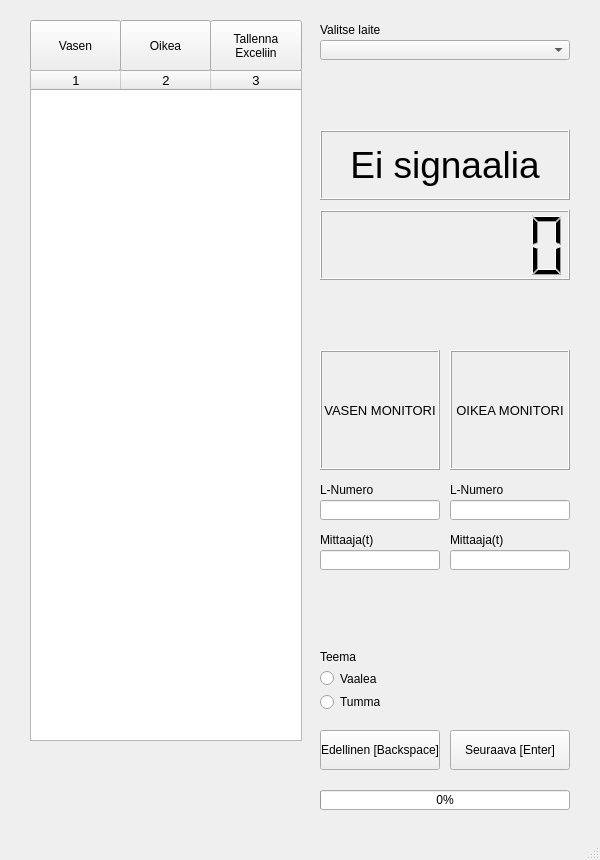
Old version of the form ui.ui in the repository cyanidesayonara/monitorimittari.
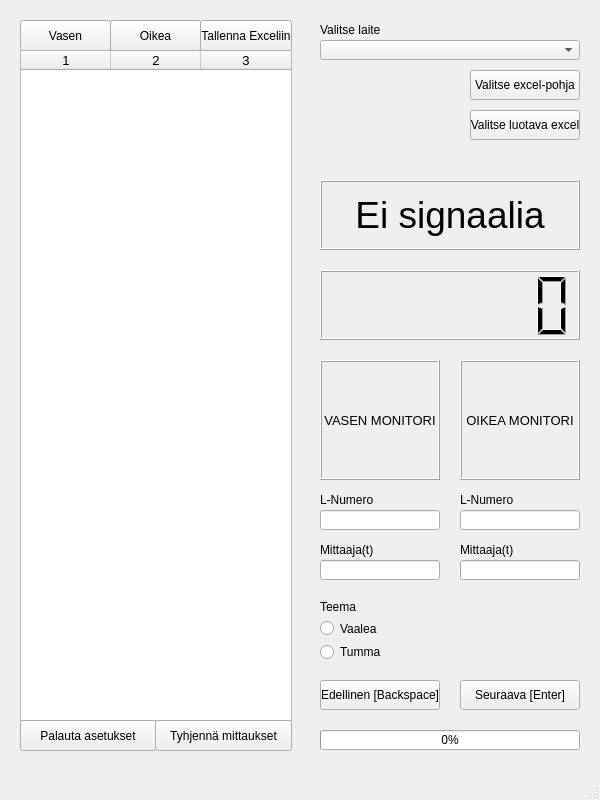
New version of the form.

Commit message: add save/restore config & config options

```diff
--- a/ui.ui
+++ b/ui.ui
@@ -7,7 +7,7 @@
     <x>0</x>
     <y>0</y>
     <width>600</width>
-    <height>860</height>
+    <height>800</height>
    </rect>
   </property>
   <property name="windowTitle">
@@ -18,9 +18,9 @@
     <property name="geometry">
      <rect>
       <x>320</x>
-      <y>730</y>
+      <y>680</y>
       <width>120</width>
-      <height>40</height>
+      <height>30</height>
      </rect>
     </property>
     <property name="text">
@@ -30,10 +30,10 @@
    <widget class="QPushButton" name="forwardButton">
     <property name="geometry">
      <rect>
-      <x>450</x>
-      <y>730</y>
+      <x>460</x>
+      <y>680</y>
       <width>120</width>
-      <height>40</height>
+      <height>30</height>
      </rect>
     </property>
     <property name="text">
@@ -45,7 +45,7 @@
      <rect>
       <x>320</x>
       <y>40</y>
-      <width>250</width>
+      <width>260</width>
       <height>20</height>
      </rect>
     </property>
@@ -67,8 +67,8 @@
     <property name="geometry">
      <rect>
       <x>320</x>
-      <y>210</y>
-      <width>250</width>
+      <y>270</y>
+      <width>260</width>
       <height>70</height>
      </rect>
     </property>
@@ -89,8 +89,8 @@
     <property name="geometry">
      <rect>
       <x>320</x>
-      <y>130</y>
-      <width>250</width>
+      <y>180</y>
+      <width>260</width>
       <height>70</height>
      </rect>
     </property>
@@ -115,8 +115,8 @@
    <widget class="QTableWidget" name="rightTableWidget">
     <property name="geometry">
      <rect>
-      <x>30</x>
-      <y>70</y>
+      <x>20</x>
+      <y>50</y>
       <width>272</width>
       <height>671</height>
      </rect>
@@ -167,7 +167,7 @@
     <property name="geometry">
      <rect>
       <x>320</x>
-      <y>500</y>
+      <y>510</y>
       <width>120</width>
       <height>20</height>
      </rect>
@@ -176,8 +176,8 @@
    <widget class="QLineEdit" name="rightLNumberInput">
     <property name="geometry">
      <rect>
-      <x>450</x>
-      <y>500</y>
+      <x>460</x>
+      <y>510</y>
       <width>120</width>
       <height>20</height>
      </rect>
@@ -187,7 +187,7 @@
     <property name="geometry">
      <rect>
       <x>320</x>
-      <y>350</y>
+      <y>360</y>
       <width>120</width>
       <height>120</height>
      </rect>
@@ -213,8 +213,8 @@
    <widget class="QLabel" name="rightMonitorLabel">
     <property name="geometry">
      <rect>
-      <x>450</x>
-      <y>350</y>
+      <x>460</x>
+      <y>360</y>
       <width>120</width>
       <height>120</height>
      </rect>
@@ -241,7 +241,7 @@
     <property name="geometry">
      <rect>
       <x>320</x>
-      <y>480</y>
+      <y>490</y>
       <width>120</width>
       <height>20</height>
      </rect>
@@ -253,8 +253,8 @@
    <widget class="QLabel" name="rightLNumberLabel">
     <property name="geometry">
      <rect>
-      <x>450</x>
-      <y>480</y>
+      <x>460</x>
+      <y>490</y>
       <width>120</width>
       <height>20</height>
      </rect>
@@ -267,7 +267,7 @@
     <property name="geometry">
      <rect>
       <x>320</x>
-      <y>530</y>
+      <y>540</y>
       <width>120</width>
       <height>20</height>
      </rect>
@@ -279,8 +279,8 @@
    <widget class="QLabel" name="rightTesterLabel">
     <property name="geometry">
      <rect>
-      <x>450</x>
-      <y>530</y>
+      <x>460</x>
+      <y>540</y>
       <width>120</width>
       <height>20</height>
      </rect>
@@ -293,7 +293,7 @@
     <property name="geometry">
      <rect>
       <x>320</x>
-      <y>550</y>
+      <y>560</y>
       <width>120</width>
       <height>20</height>
      </rect>
@@ -302,8 +302,8 @@
    <widget class="QLineEdit" name="rightTesterInput">
     <property name="geometry">
      <rect>
-      <x>450</x>
-      <y>550</y>
+      <x>460</x>
+      <y>560</y>
       <width>120</width>
       <height>20</height>
      </rect>
@@ -313,7 +313,7 @@
     <property name="geometry">
      <rect>
       <x>320</x>
-      <y>650</y>
+      <y>600</y>
       <width>121</width>
       <height>61</height>
      </rect>
@@ -345,10 +345,10 @@
    <widget class="QPushButton" name="leftMonitorSelect">
     <property name="geometry">
      <rect>
-      <x>30</x>
+      <x>20</x>
       <y>20</y>
       <width>91</width>
-      <height>51</height>
+      <height>31</height>
      </rect>
     </property>
     <property name="text">
@@ -361,8 +361,8 @@
    <widget class="QTableWidget" name="leftTableWidget">
     <property name="geometry">
      <rect>
-      <x>30</x>
-      <y>70</y>
+      <x>20</x>
+      <y>50</y>
       <width>272</width>
       <height>671</height>
      </rect>
@@ -412,10 +412,10 @@
    <widget class="QPushButton" name="rightMonitorSelect">
     <property name="geometry">
      <rect>
-      <x>120</x>
+      <x>110</x>
       <y>20</y>
       <width>91</width>
-      <height>51</height>
+      <height>31</height>
      </rect>
     </property>
     <property name="text">
@@ -428,23 +428,22 @@
    <widget class="QPushButton" name="saveButton">
     <property name="geometry">
      <rect>
-      <x>210</x>
+      <x>200</x>
       <y>20</y>
       <width>92</width>
-      <height>51</height>
+      <height>31</height>
      </rect>
     </property>
     <property name="text">
-     <string>Tallenna
-Exceliin</string>
+     <string>Tallenna Exceliin</string>
     </property>
    </widget>
    <widget class="QProgressBar" name="progressBar">
     <property name="geometry">
      <rect>
       <x>320</x>
-      <y>790</y>
-      <width>250</width>
+      <y>730</y>
+      <width>260</width>
       <height>20</height>
      </rect>
     </property>
@@ -452,6 +451,84 @@
      <number>0</number>
     </property>
    </widget>
+   <widget class="QLabel" name="inputFileLabel">
+    <property name="geometry">
+     <rect>
+      <x>320</x>
+      <y>70</y>
+      <width>150</width>
+      <height>30</height>
+     </rect>
+    </property>
+    <property name="text">
+     <string/>
+    </property>
+   </widget>
+   <widget class="QPushButton" name="inputFileButton">
+    <property name="geometry">
+     <rect>
+      <x>470</x>
+      <y>70</y>
+      <width>110</width>
+      <height>30</height>
+     </rect>
+    </property>
+    <property name="text">
+     <string>Valitse excel-pohja</string>
+    </property>
+   </widget>
+   <widget class="QPushButton" name="outputFileButton">
+    <property name="geometry">
+     <rect>
+      <x>470</x>
+      <y>110</y>
+      <width>110</width>
+      <height>30</height>
+     </rect>
+    </property>
+    <property name="text">
+     <string>Valitse luotava excel</string>
+    </property>
+   </widget>
+   <widget class="QLabel" name="outputFileLabel">
+    <property name="geometry">
+     <rect>
+      <x>320</x>
+      <y>110</y>
+      <width>150</width>
+      <height>30</height>
+     </rect>
+    </property>
+    <property name="text">
+     <string/>
+    </property>
+   </widget>
+   <widget class="QPushButton" name="restoreButton">
+    <property name="geometry">
+     <rect>
+      <x>20</x>
+      <y>720</y>
+      <width>136</width>
+      <height>31</height>
+     </rect>
+    </property>
+    <property name="text">
+     <string>Palauta asetukset</string>
+    </property>
+   </widget>
+   <widget class="QPushButton" name="resetButton">
+    <property name="geometry">
+     <rect>
+      <x>155</x>
+      <y>720</y>
+      <width>137</width>
+      <height>31</height>
+     </rect>
+    </property>
+    <property name="text">
+     <string>Tyhjennä mittaukset</string>
+    </property>
+   </widget>
   </widget>
   <widget class="QMenuBar" name="menubar">
    <property name="geometry">
```
The commit also changes 5 other files.
